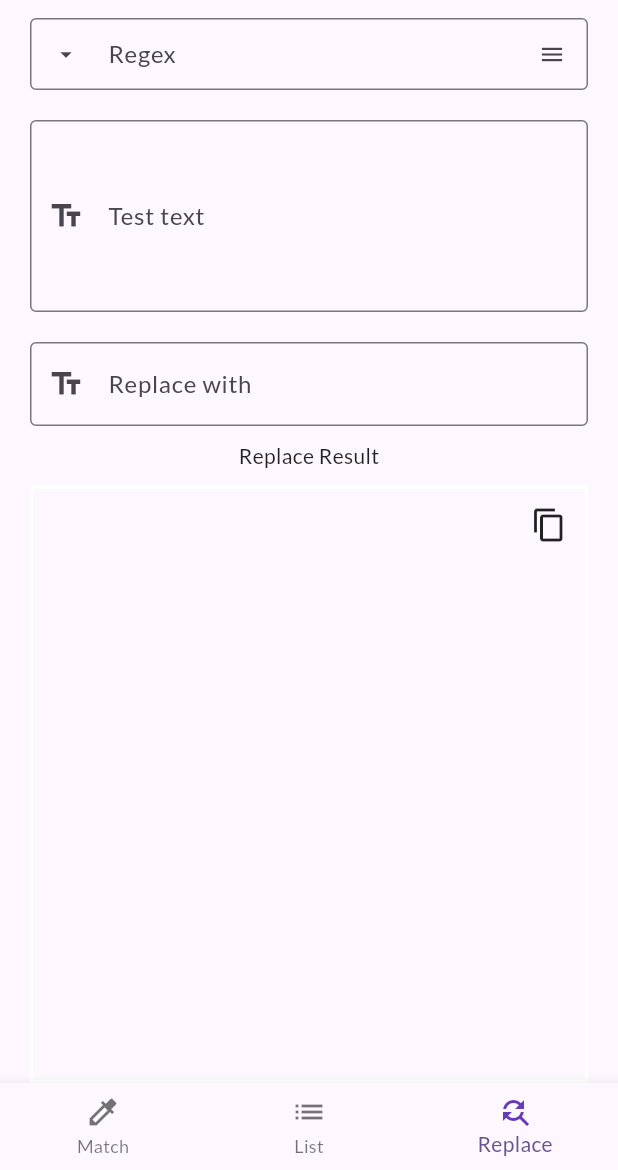
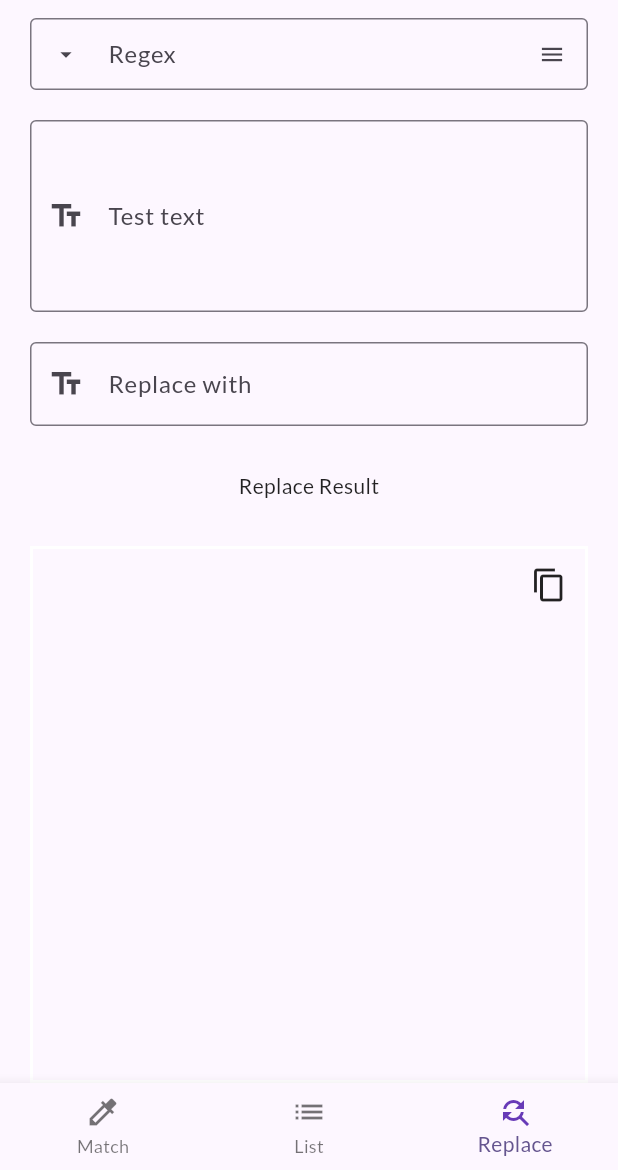
Before and after one commit to goto-eof/regex_craftsman, a Flutter app: the screen it shows after launch, item 3 of the bottom bar chosen, on a phone screen of 412 x 824 dp, the part 66-1236 px from its top. Run offline on Flutter 3.47's test engine with Material 2 defaults, Android fonts, the phone set to English and light mode, and no system bars; our stand-ins replace google_fonts, package_info_plus.

Commit message:
chore ui improvements

```diff
--- a/lib/regex_craftsman.dart
+++ b/lib/regex_craftsman.dart
@@ -129,7 +129,10 @@ class _RegexCraftsmanState extends State<RegexCraftsman> {
   _loadColorizedText() {
     return Column(
       children: [
-        const Text("Match Result"),
+        const Padding(
+          padding: EdgeInsets.all(20),
+          child: Text("Match Result"),
+        ),
         Expanded(
           child: Container(
             decoration: BoxDecoration(
@@ -489,7 +492,10 @@ class _RegexCraftsmanState extends State<RegexCraftsman> {
               Expanded(
                 child: Column(
                   children: [
-                    const Text("List Result"),
+                    const Padding(
+                      padding: EdgeInsets.all(20),
+                      child: Text("List Result"),
+                    ),
                     Expanded(
                       child: Container(
                         decoration: BoxDecoration(
@@ -599,7 +605,10 @@ class _RegexCraftsmanState extends State<RegexCraftsman> {
         const SizedBox(
           height: 10,
         ),
-        const Text("Replace Result"),
+        const Padding(
+          padding: EdgeInsets.all(20),
+          child: Text("Replace Result"),
+        ),
         const SizedBox(
           height: 10,
         ),
```
